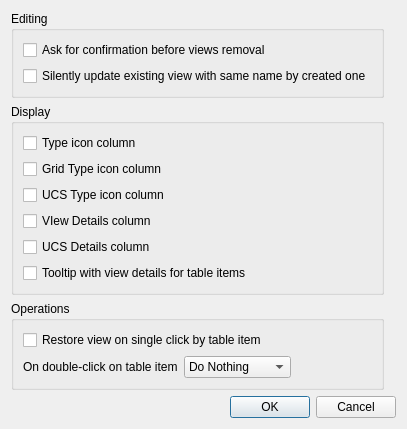
The window that librecad/src/ui/dock_widgets/views_list/lc_dlgnamedviewslistoptions.ui (LibreCAD/LibreCAD) describes before a commit, drawn with Qt 5.
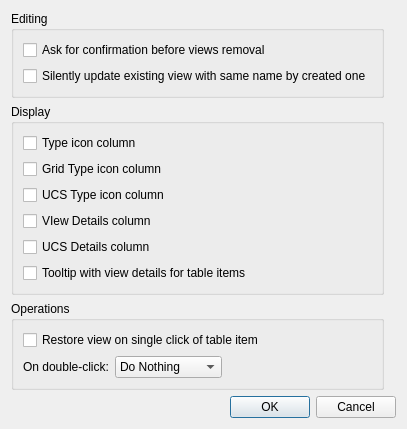
The same window after the commit.

What changed in the file:
```diff
--- a/librecad/src/ui/dock_widgets/views_list/lc_dlgnamedviewslistoptions.ui
+++ b/librecad/src/ui/dock_widgets/views_list/lc_dlgnamedviewslistoptions.ui
@@ -134,7 +134,7 @@
       <item row="1" column="0">
        <widget class="QLabel" name="lblDoubleClick">
         <property name="text">
-         <string>On double-click on table item</string>
+         <string>On double-click:</string>
         </property>
        </widget>
       </item>
@@ -184,7 +184,7 @@
          <string>If enabled, click on the view table item will restore view. Otherwise, view should be restored explicitly.</string>
         </property>
         <property name="text">
-         <string>Restore view on single click by table item</string>
+         <string>Restore view on single click of table item</string>
         </property>
        </widget>
       </item>
```
Left out of the diff: 2 changed lines with no effect on the pictures.
